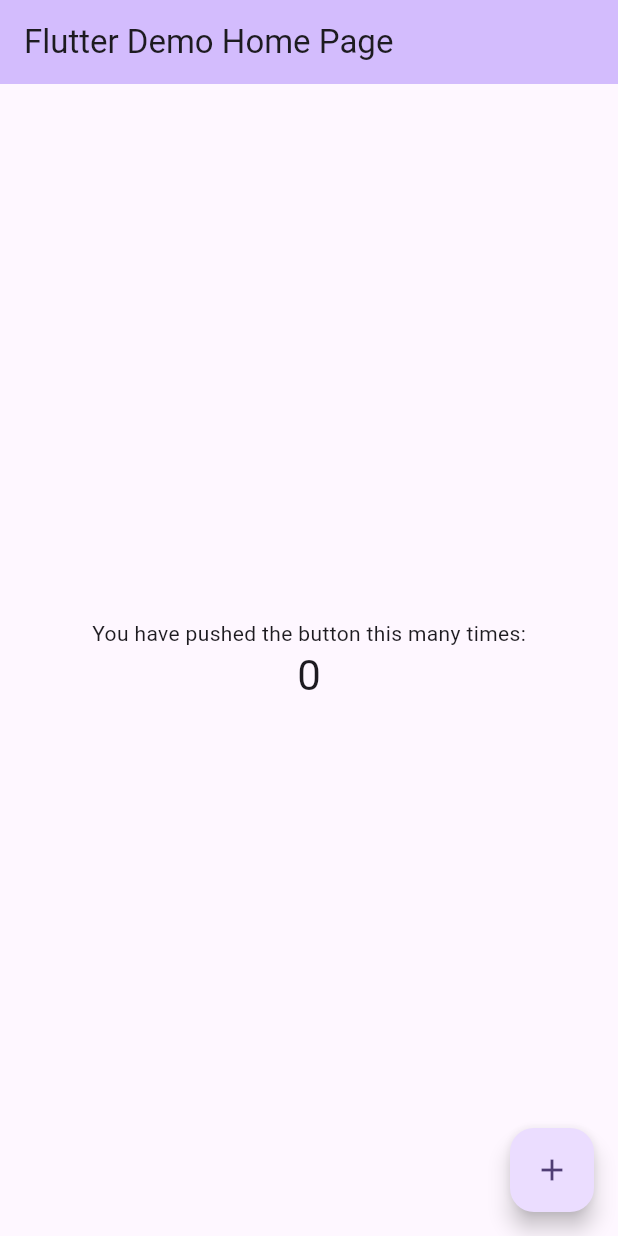
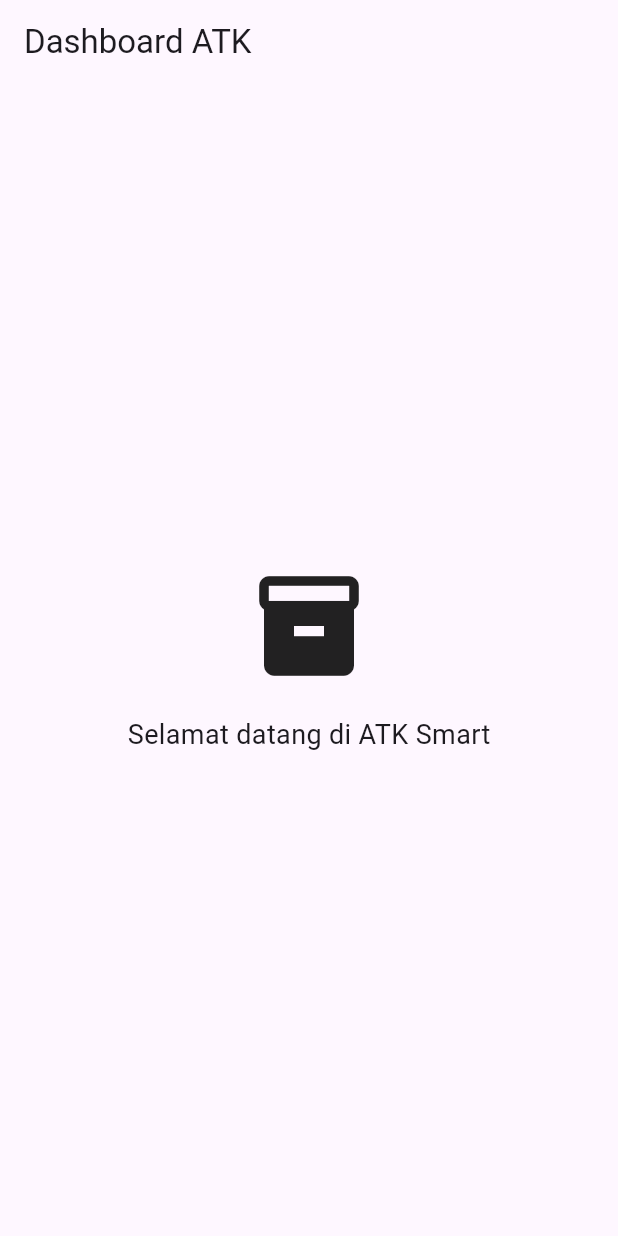
Before and after one commit to hutrilastmik/ATK-Smart, a Flutter app: the screen it shows after launch, on a phone screen of 412 x 824 dp. Run offline on Flutter 3.47's test engine with Material 3 defaults, Android fonts, the light colour scheme and no system bars.

Commit message:
Menambahkan halaman dashboard ATK

```diff
--- a/lib/main.dart
+++ b/lib/main.dart
@@ -1,122 +1,38 @@
 import 'package:flutter/material.dart';
 
 void main() {
-  runApp(const MyApp());
+  runApp(ATKSmartApp());
 }
 
-class MyApp extends StatelessWidget {
-  const MyApp({super.key});
-
-  // This widget is the root of your application.
+class ATKSmartApp extends StatelessWidget {
   @override
   Widget build(BuildContext context) {
     return MaterialApp(
-      title: 'Flutter Demo',
-      theme: ThemeData(
-        // This is the theme of your application.
-        //
-        // TRY THIS: Try running your application with "flutter run". You'll see
-        // the application has a purple toolbar. Then, without quitting the app,
-        // try changing the seedColor in the colorScheme below to Colors.green
-        // and then invoke "hot reload" (save your changes or press the "hot
-        // reload" button in a Flutter-supported IDE, or press "r" if you used
-        // the command line to start the app).
-        //
-        // Notice that the counter didn't reset back to zero; the application
-        // state is not lost during the reload. To reset the state, use hot
-        // restart instead.
-        //
-        // This works for code too, not just values: Most code changes can be
-        // tested with just a hot reload.
-        colorScheme: ColorScheme.fromSeed(seedColor: Colors.deepPurple),
-      ),
-      home: const MyHomePage(title: 'Flutter Demo Home Page'),
+      title: 'ATK Smart',
+      theme: ThemeData(primarySwatch: Colors.teal),
+      home: HomePage(),
     );
   }
 }
 
-class MyHomePage extends StatefulWidget {
-  const MyHomePage({super.key, required this.title});
-
-  // This widget is the home page of your application. It is stateful, meaning
-  // that it has a State object (defined below) that contains fields that affect
-  // how it looks.
-
-  // This class is the configuration for the state. It holds the values (in this
-  // case the title) provided by the parent (in this case the App widget) and
-  // used by the build method of the State. Fields in a Widget subclass are
-  // always marked "final".
-
-  final String title;
-
-  @override
-  State<MyHomePage> createState() => _MyHomePageState();
-}
-
-class _MyHomePageState extends State<MyHomePage> {
-  int _counter = 0;
-
-  void _incrementCounter() {
-    setState(() {
-      // This call to setState tells the Flutter framework that something has
-      // changed in this State, which causes it to rerun the build method below
-      // so that the display can reflect the updated values. If we changed
-      // _counter without calling setState(), then the build method would not be
-      // called again, and so nothing would appear to happen.
-      _counter++;
-    });
-  }
-
+class HomePage extends StatelessWidget {
   @override
   Widget build(BuildContext context) {
-    // This method is rerun every time setState is called, for instance as done
-    // by the _incrementCounter method above.
-    //
-    // The Flutter framework has been optimized to make rerunning build methods
-    // fast, so that you can just rebuild anything that needs updating rather
-    // than having to individually change instances of widgets.
     return Scaffold(
-      appBar: AppBar(
-        // TRY THIS: Try changing the color here to a specific color (to
-        // Colors.amber, perhaps?) and trigger a hot reload to see the AppBar
-        // change color while the other colors stay the same.
-        backgroundColor: Theme.of(context).colorScheme.inversePrimary,
-        // Here we take the value from the MyHomePage object that was created by
-        // the App.build method, and use it to set our appbar title.
-        title: Text(widget.title),
-      ),
+      appBar: AppBar(title: Text('Dashboard ATK')),
       body: Center(
-        // Center is a layout widget. It takes a single child and positions it
-        // in the middle of the parent.
         child: Column(
-          // Column is also a layout widget. It takes a list of children and
-          // arranges them vertically. By default, it sizes itself to fit its
-          // children horizontally, and tries to be as tall as its parent.
-          //
-          // Column has various properties to control how it sizes itself and
-          // how it positions its children. Here we use mainAxisAlignment to
-          // center the children vertically; the main axis here is the vertical
-          // axis because Columns are vertical (the cross axis would be
-          // horizontal).
-          //
-          // TRY THIS: Invoke "debug painting" (choose the "Toggle Debug Paint"
-          // action in the IDE, or press "p" in the console), to see the
-          // wireframe for each widget.
           mainAxisAlignment: MainAxisAlignment.center,
-          children: <Widget>[
-            const Text('You have pushed the button this many times:'),
+          children: [
+            Icon(Icons.inventory, size: 80),
+            SizedBox(height: 20),
             Text(
-              '$_counter',
-              style: Theme.of(context).textTheme.headlineMedium,
+              'Selamat datang di ATK Smart',
+              style: TextStyle(fontSize: 18),
             ),
           ],
         ),
       ),
-      floatingActionButton: FloatingActionButton(
-        onPressed: _incrementCounter,
-        tooltip: 'Increment',
-        child: const Icon(Icons.add),
-      ), // This trailing comma makes auto-formatting nicer for build methods.
     );
   }
 }
```
